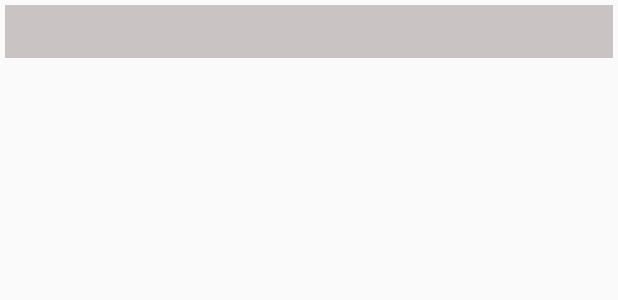
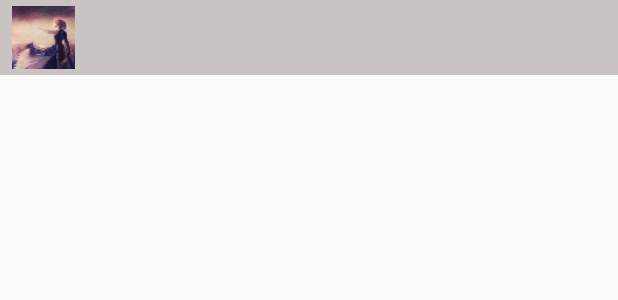
Before and after one commit to fengxin930926134/npblock, an Android app: the layout rank_item.xml on its own in the app's theme, with its tools: preview values and no code run, on a phone screen of 412 x 824 dp. Shown: the top 300 px of the screen. Run offline under Robolectric (Android 15) with nearby library versions, the phone set to English and light mode, and no system bars.

Commit message:
修改图标格式，修改代码格式，增加经典模式排行榜功能ui待完善

```diff
--- a/app/src/main/java/com/np/block/core/model/Users.java
+++ b/app/src/main/java/com/np/block/core/model/Users.java
@@ -3,8 +3,11 @@ package com.np.block.core.model;
 import lombok.Data;
 import java.util.Date;
 
+/**
+ * 对应后台users表
+ * @author fengxin
+ */
 @Data
-
 public class Users {
     private Integer id;
     private String name;
--- a/app/src/main/res/layout/activity_main.xml
+++ b/app/src/main/res/layout/activity_main.xml
@@ -22,6 +22,7 @@
             android:layout_marginEnd="10dp"/>
 
         <TextView
+            android:id="@+id/user_name"
             android:layout_width="wrap_content"
             android:layout_height="wrap_content"
             android:textColor="@color/colorWhite"
@@ -52,7 +53,7 @@
 
             <androidx.recyclerview.widget.RecyclerView
                 android:id="@+id/ranking"
-                android:layout_width="wrap_content"
+                android:layout_width="match_parent"
                 android:layout_height="0dp"
                 android:layout_weight="1">
             </androidx.recyclerview.widget.RecyclerView>
@@ -61,6 +62,7 @@
                 android:id="@+id/ranking_extended"
                 android:layout_width="match_parent"
                 android:layout_height="wrap_content"
+                android:textSize="15sp"
                 android:text="@string/ranking_extended_text" />
         </LinearLayout>
         <!--内容左结束-->
--- a/app/src/main/res/layout/rank_item.xml
+++ b/app/src/main/res/layout/rank_item.xml
@@ -1,15 +1,36 @@
 <?xml version="1.0" encoding="utf-8"?>
 <LinearLayout xmlns:android="http://schemas.android.com/apk/res/android"
-    android:orientation="vertical"
+    xmlns:tools="http://schemas.android.com/tools"
+    android:orientation="horizontal"
     android:layout_width="match_parent"
-    android:layout_height="wrap_content"
-    android:padding="3dp">
-    <TextView
-        android:id="@+id/rank_item"
-        android:layout_width="match_parent"
-        android:layout_height="wrap_content"
-        android:gravity="center_horizontal"
-        android:background="#cac3c3"
-        android:padding="5dp"
-        android:textSize="18sp"/>
+    android:layout_height="50dp"
+    android:background="#cac3c3"
+    android:padding="4dp">
+    <ImageView
+        android:id="@+id/rank_item_img"
+        android:layout_width="50dp"
+        android:layout_height="match_parent"
+        android:src="@mipmap/head"
+        android:contentDescription="@string/ranking_extended_text" />
+    <LinearLayout
+        android:layout_width="0dp"
+        android:layout_height="match_parent"
+        android:orientation="vertical"
+        android:layout_weight="1">
+        <TextView
+            android:id="@+id/rank_item_name"
+            android:layout_width="match_parent"
+            android:layout_height="0dp"
+            android:layout_weight="1"
+            android:gravity="center"
+            android:textSize="15sp"
+            tools:ignore="NestedWeights" />
+        <TextView
+            android:id="@+id/rank_item_score"
+            android:layout_width="match_parent"
+            android:layout_height="0dp"
+            android:layout_weight="1"
+            android:gravity="center"
+            android:textSize="15sp"/>
+    </LinearLayout>
 </LinearLayout>
--- a/app/src/main/res/values/strings.xml
+++ b/app/src/main/res/values/strings.xml
@@ -30,5 +30,5 @@
     <string name="grade_text">等级：</string>
     <string name="row_num_text">消除行数：</string>
     <string name="max_score_text">最高分：</string>
-    <string name="ranking_extended_text">-----></string>
+    <string name="ranking_extended_text">排行榜-></string>
 </resources>
```
Also changed, not shown: app/src/main/java/com/np/block/Adapter/HomeAdapter.java (deleted, +0 -37 lines), app/src/main/java/com/np/block/activity/ClassicBlockActivity.java (+5 -2 lines), app/src/main/java/com/np/block/activity/LoginActivity.java (+14 -15 lines), app/src/main/java/com/np/block/activity/MainActivity.java (+99 -16 lines), app/src/main/java/com/np/block/adapter/ClassicRankAdapter.java (added, +64 -0 lines), app/src/main/java/com/np/block/core/manager/CacheManager.java (+8 -0 lines), app/src/main/java/com/np/block/util/ConstUtils.java (+8 -3 lines).
